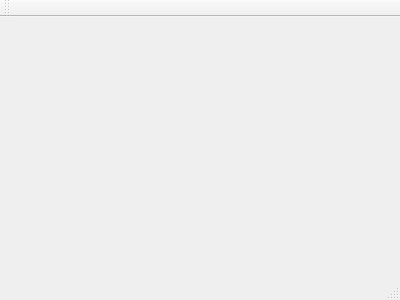
Above: CS1C-QT-Project/mainwindow.ui from AaronGeesink/CS1C-QT-Painter-Project before the change. Below: the same form after it.
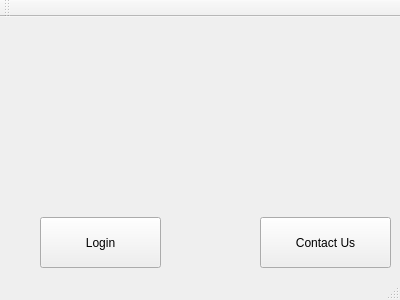
That is the form after the change.

Commit message: Login and Contact Us Buttons Working

```diff
--- a/CS1C-QT-Project/mainwindow.ui
+++ b/CS1C-QT-Project/mainwindow.ui
@@ -13,7 +13,34 @@
   <property name="windowTitle">
    <string>MainWindow</string>
   </property>
-  <widget class="QWidget" name="centralWidget"/>
+  <widget class="QWidget" name="centralWidget">
+   <widget class="QPushButton" name="pushButton_contact">
+    <property name="geometry">
+     <rect>
+      <x>260</x>
+      <y>200</y>
+      <width>131</width>
+      <height>51</height>
+     </rect>
+    </property>
+    <property name="text">
+     <string>Contact Us</string>
+    </property>
+   </widget>
+   <widget class="QPushButton" name="pushButton_login">
+    <property name="geometry">
+     <rect>
+      <x>40</x>
+      <y>200</y>
+      <width>121</width>
+      <height>51</height>
+     </rect>
+    </property>
+    <property name="text">
+     <string>Login</string>
+    </property>
+   </widget>
+  </widget>
   <widget class="QMenuBar" name="menuBar">
    <property name="geometry">
     <rect>
```
Left out of the diff: 2 changed lines with no effect on the pictures. The commit also changes 10 other files.
